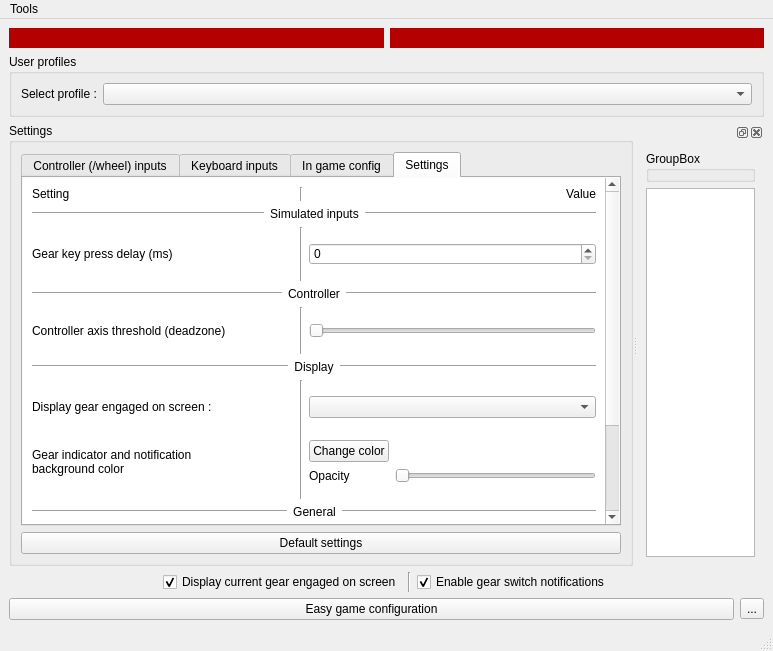
First picture: the form in BrokenTC2/mainwindow.ui, repository BrokenGameNoob/BrokenTC2, before the edit.
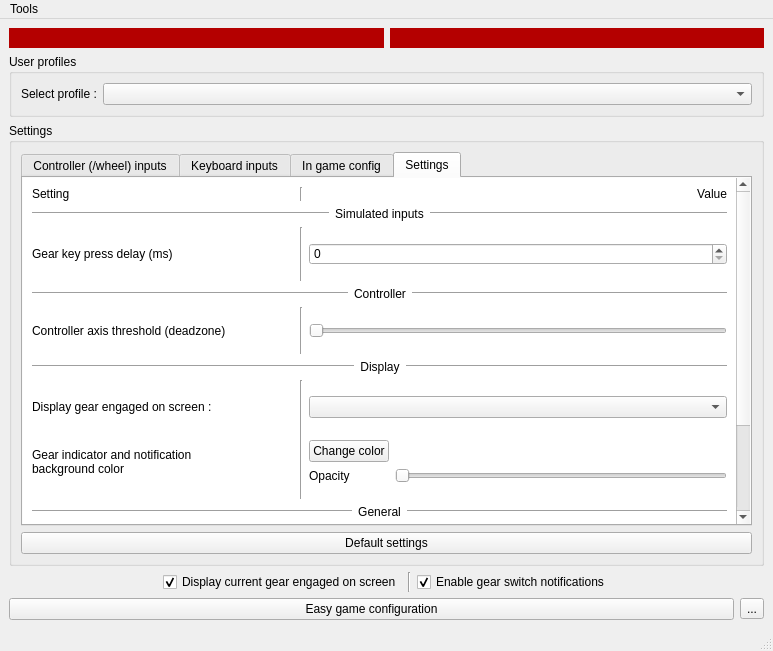
Second picture: the form after the edit. Icons and pictures are not drawn. Custom widgets are drawn as their Qt base class.

```diff
--- a/BrokenTC2/mainwindow.ui
+++ b/BrokenTC2/mainwindow.ui
@@ -1018,8 +1018,8 @@
              <rect>
               <x>0</x>
               <y>0</y>
-              <width>579</width>
-              <height>597</height>
+              <width>713</width>
+              <height>514</height>
              </rect>
             </property>
             <property name="minimumSize">
@@ -1570,26 +1570,6 @@
         </item>
        </layout>
       </widget>
-      <widget class="QDockWidget" name="dockConsole">
-       <widget class="QWidget" name="dockWidgetContents">
-        <layout class="QVBoxLayout" name="verticalLayout_3">
-         <item>
-          <widget class="QGroupBox" name="groupBox">
-           <property name="title">
-            <string>GroupBox</string>
-           </property>
-          </widget>
-         </item>
-         <item>
-          <widget class="debug::LogConsole" name="consoleLog">
-           <property name="enabled">
-            <bool>true</bool>
-           </property>
-          </widget>
-         </item>
-        </layout>
-       </widget>
-      </widget>
      </widget>
     </item>
     <item row="1" column="0" colspan="3">
@@ -1815,13 +1795,6 @@
    </property>
   </action>
  </widget>
- <customwidgets>
-  <customwidget>
-   <class>debug::LogConsole</class>
-   <extends>QTextBrowser</extends>
-   <header>Debug/logConsole.hpp</header>
-  </customwidget>
- </customwidgets>
  <resources>
   <include location="assets/resources.qrc"/>
  </resources>
```
Left out of the diff: 26 changed lines with no effect on the pictures.
